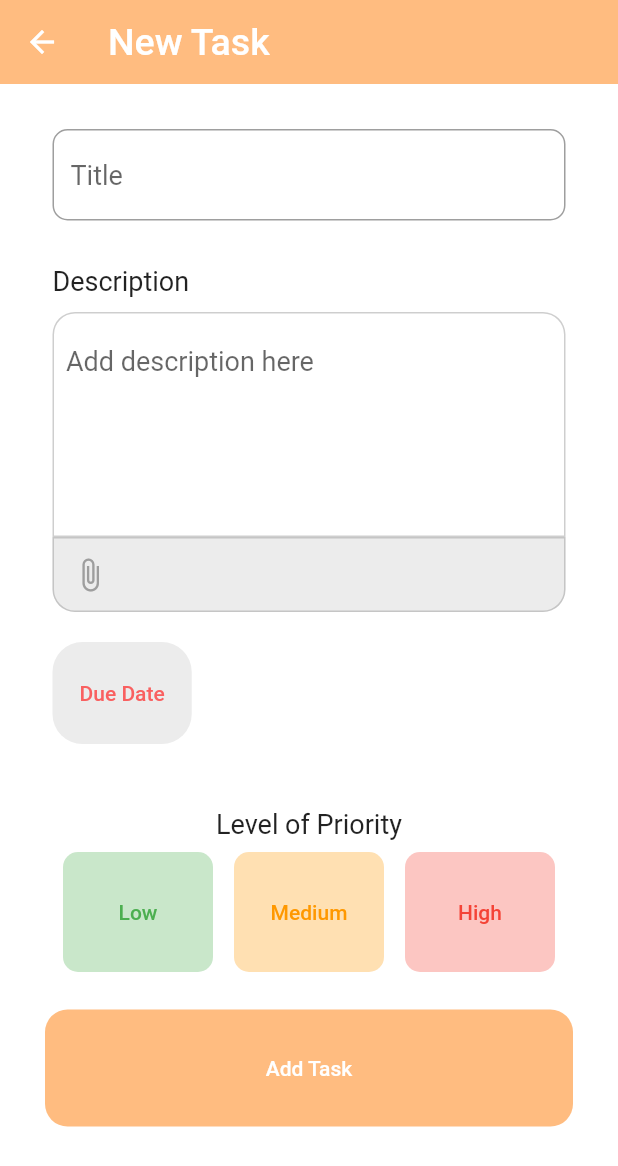
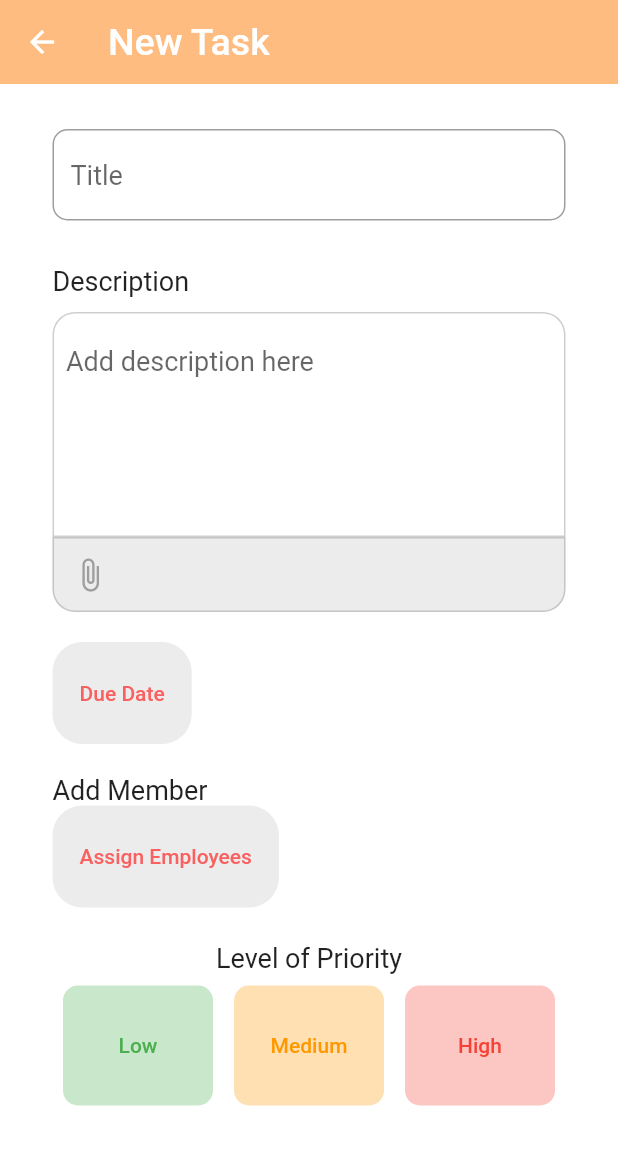
Before and after one commit to RantaNehoya/valentines-garage, a Flutter app: the newTask screen opened directly, on a phone screen of 412 x 824 dp. Shown: the top 1166 px of the screen. Run offline on Flutter 3.47's test engine with Material 2 defaults, Android fonts, the phone set to English and light mode, and no system bars; our stand-ins replace animated_bottom_navigation_bar, avatar_glow, cloud_firestore, fancy_bottom_navigation, file_picker, firebase_auth and 10 more; missing offline and left inert: day_night_switcher; accounts and stored records are empty.

Commit message:
Update new_task.dart
assign employees button added to new task page

```diff
--- a/lib/screens/valentine/new_task.dart
+++ b/lib/screens/valentine/new_task.dart
@@ -6,6 +6,7 @@ import 'package:file_picker/file_picker.dart';
 import 'package:open_file/open_file.dart';
 import 'package:valentines_garage/utilities/data/task_data.dart';
 import 'package:valentines_garage/utilities/data/task_view.dart';
+import 'assign_employees.dart';
 
 class newTask extends StatefulWidget {
   @override
@@ -183,10 +184,27 @@ class newTaskState extends State<newTask> {
                               SizedBox(
                                 height: 20,
                               ),
-                              // Text(
-                              //   "Add Member",
-                              //   style: TextStyle(fontSize: 18),
-                              // ),
+                              Text(
+                                "Add Member",
+                                style: TextStyle(fontSize: 18),
+                              ),
+                              Container(
+                                padding: EdgeInsets.all(10),
+                                decoration: BoxDecoration(
+                                  borderRadius:
+                                      BorderRadius.all(Radius.circular(20)),
+                                  color: Colors.grey.withOpacity(0.2),
+                                ),
+                                child: TextButton(
+                                  onPressed: () {
+                                    assignEmployee();
+                                  },
+                                  child: Text(
+                                    'Assign Employees',
+                                    style: TextStyle(color: Color(0xfff96060)),
+                                  ),
+                                ),
+                              ),
                               SizedBox(
                                 height: 15,
                               ),
@@ -330,4 +348,8 @@ class newTaskState extends State<newTask> {
     Navigator.push(context,
         MaterialPageRoute(builder: (context) => ValentinePageNavigation()));
   }
+  assignEmployee() {
+    Navigator.push(
+        context, MaterialPageRoute(builder: (context) => AssignEmployee()));
+  }
 }
```
